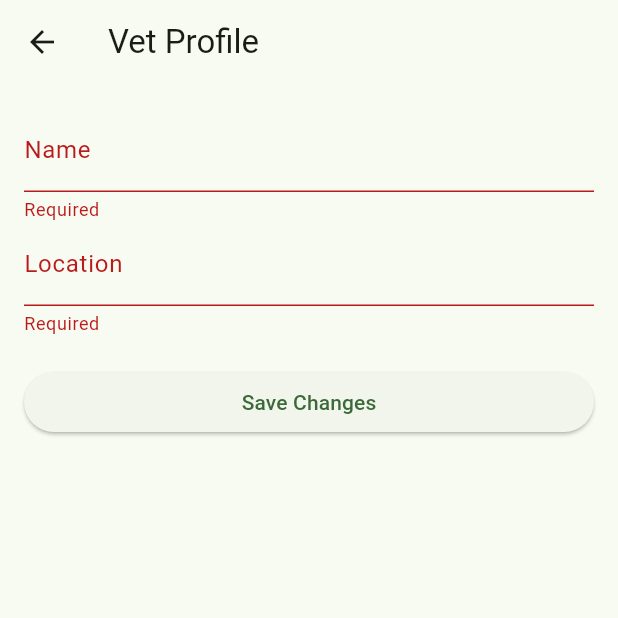
After one commit to Techflux0/Farming, a Flutter app: the VetProfilePage screen opened by its route, after a tap on "Save Changes", on a phone screen of 412 x 824 dp, the top half of it. The commit adds this screen. Run offline on Flutter 3.47's test engine with Material 3 defaults, Android fonts, the phone set to English and light mode, and no system bars; our stand-ins replace cloud_firestore, firebase_auth, firebase_core, geolocator, lottie; accounts and stored records are empty.

Commit message:
Add vet profile page and service functionality

```diff
--- a/lib/main.dart
+++ b/lib/main.dart
@@ -1,12 +1,18 @@
 import 'package:flutter/material.dart';
 import 'package:firebase_core/firebase_core.dart';
 import 'package:firebase_auth/firebase_auth.dart';
+import 'package:cloud_firestore/cloud_firestore.dart';
 import 'package:lottie/lottie.dart';
 
 import 'firebase_options.dart';
 import 'farm/home.dart';
 import 'farm/login.dart';
 import 'farm/signup.dart';
+import 'vet/vet_login.dart';
+import 'vet/vet_signup.dart';
+import 'vet/vet_dashboard.dart';
+import 'vet/vet_profile.dart';
+
 
 void main() async {
   WidgetsFlutterBinding.ensureInitialized();
@@ -41,6 +47,12 @@ class MyApp extends StatelessWidget {
         '/farm/login': (context) => const EmailLoginPage(),
         '/farm/signup': (context) => const SecureSignUpPage(),
         '/home': (context) => const HomeLandingPage(),
+        '/vet/login': (context) => VetLoginPage(),
+        '/vet/signup': (context) => VetRegisterPage(),
+        '/vet/dashboard': (context) => VetDashboard(),
+        '/vet/profile': (context) => const VetProfilePage(),
+
+
       },
     );
   }
@@ -58,14 +70,30 @@ class _SplashScreenState extends State<SplashScreen> {
   void initState() {
     super.initState();
 
-    // Delay and navigate based on auth status
-    Future.delayed(const Duration(seconds: 5), () {
+    Future.delayed(const Duration(seconds: 5), () async {
       final user = FirebaseAuth.instance.currentUser;
 
       if (user == null) {
         Navigator.pushReplacementNamed(context, '/landing');
       } else {
-        Navigator.pushReplacementNamed(context, '/home');
+        try {
+          final userDoc = await FirebaseFirestore.instance
+              .collection('users')
+              .doc(user.uid)
+              .get();
+          final role = userDoc.data()?['role'];
+
+          if (role == 'vet') {
+            Navigator.pushReplacementNamed(context, '/vet/dashboard');
+          } else if (role == 'admin') {
+            Navigator.pushReplacementNamed(context, '/admin/dashboard');
+          } else {
+            Navigator.pushReplacementNamed(context, '/home');
+          }
+        } catch (e) {
+          debugPrint('Error fetching user role: $e');
+          Navigator.pushReplacementNamed(context, '/home');
+        }
       }
     });
   }
@@ -75,7 +103,8 @@ class _SplashScreenState extends State<SplashScreen> {
     return Scaffold(
       backgroundColor: const Color.fromARGB(255, 8, 18, 9),
       body: Center(
-        child: Lottie.asset('assets/launcher/splash.json', fit: BoxFit.contain),
+        child:
+            Lottie.asset('assets/launcher/splash.json', fit: BoxFit.contain),
       ),
     );
   }
--- /dev/null
+++ b/lib/vet/vet_profile.dart
@@ -0,0 +1,89 @@
+import 'package:flutter/material.dart';
+import 'package:firebase_auth/firebase_auth.dart';
+import 'package:cloud_firestore/cloud_firestore.dart';
+import 'vet_service.dart';
+
+class VetProfilePage extends StatefulWidget {
+  const VetProfilePage({super.key});
+
+  @override
+  State<VetProfilePage> createState() => _VetProfilePageState();
+}
+
+class _VetProfilePageState extends State<VetProfilePage> {
+  final _formKey = GlobalKey<FormState>();
+  final _nameController = TextEditingController();
+  final _locationController = TextEditingController();
+
+  String? _email;
+  bool _loading = false;
+
+  @override
+  void initState() {
+    super.initState();
+    _loadProfile();
+  }
+
+  Future<void> _loadProfile() async {
+    setState(() => _loading = true);
+    final doc = await VetService().getVetProfile();
+    if (doc != null) {
+      final data = doc.data() as Map<String, dynamic>;
+      setState(() {
+        _email = data['email'];
+        _nameController.text = data['name'] ?? '';
+        _locationController.text = data['location'] ?? '';
+      });
+    }
+    setState(() => _loading = false);
+  }
+
+  Future<void> _save() async {
+    if (_formKey.currentState?.validate() != true) return;
+
+    final success = await VetService().updateVetProfile(
+      _nameController.text.trim(),
+      _locationController.text.trim(),
+    );
+
+    final snackBar = SnackBar(
+      content: Text(success ? '✅ Profile updated' : '❌ Update failed'),
+    );
+    ScaffoldMessenger.of(context).showSnackBar(snackBar);
+  }
+
+  @override
+  Widget build(BuildContext context) {
+    return Scaffold(
+      appBar: AppBar(title: const Text('Vet Profile')),
+      body: _loading
+          ? const Center(child: CircularProgressIndicator())
+          : Padding(
+              padding: const EdgeInsets.all(16),
+              child: Form(
+                key: _formKey,
+                child: ListView(
+                  children: [
+                    if (_email != null) Text('📧 $_email'),
+                    TextFormField(
+                      controller: _nameController,
+                      decoration: const InputDecoration(labelText: 'Name'),
+                      validator: (value) => value!.isEmpty ? 'Required' : null,
+                    ),
+                    TextFormField(
+                      controller: _locationController,
+                      decoration: const InputDecoration(labelText: 'Location'),
+                      validator: (value) => value!.isEmpty ? 'Required' : null,
+                    ),
+                    const SizedBox(height: 20),
+                    ElevatedButton(
+                      onPressed: _save,
+                      child: const Text('Save Changes'),
+                    ),
+                  ],
+                ),
+              ),
+            ),
+    );
+  }
+}
```
Also changed, not shown: flutter_02.png (deleted), lib/vet/vet_dashboard.dart (renamed from lib/farm/vet_dashboard.dart), lib/vet/vet_login.dart (renamed from lib/farm/vet_login.dart), lib/vet/vet_service.dart (added), lib/vet/vet_signup.dart (renamed from lib/farm/vet_signup.dart).
